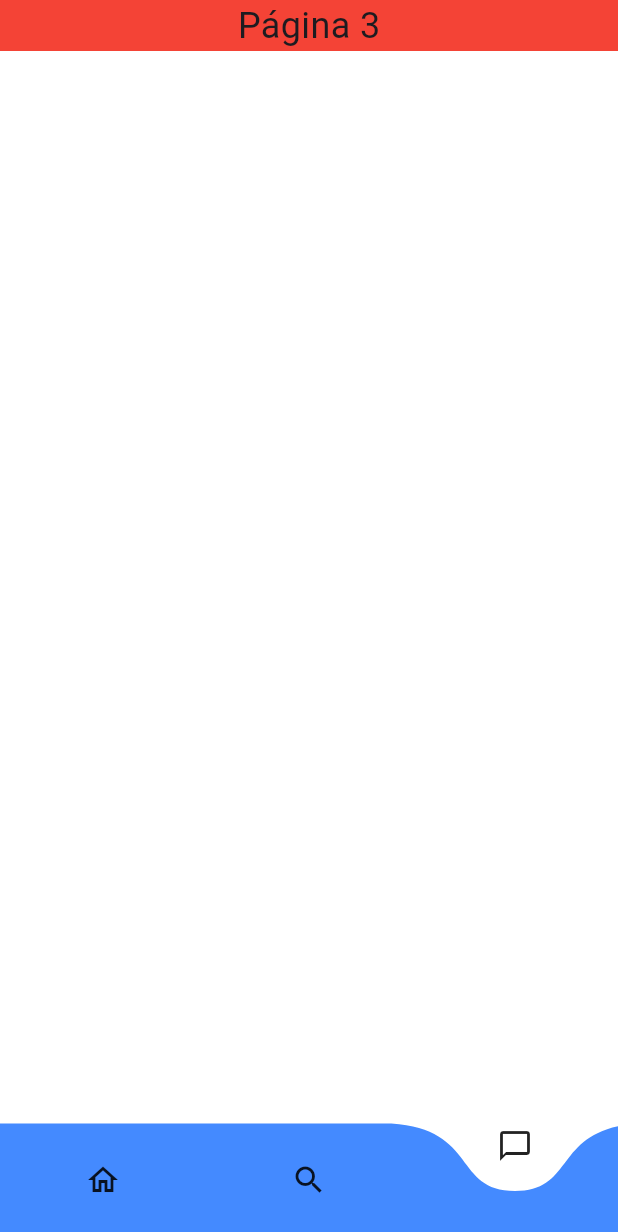
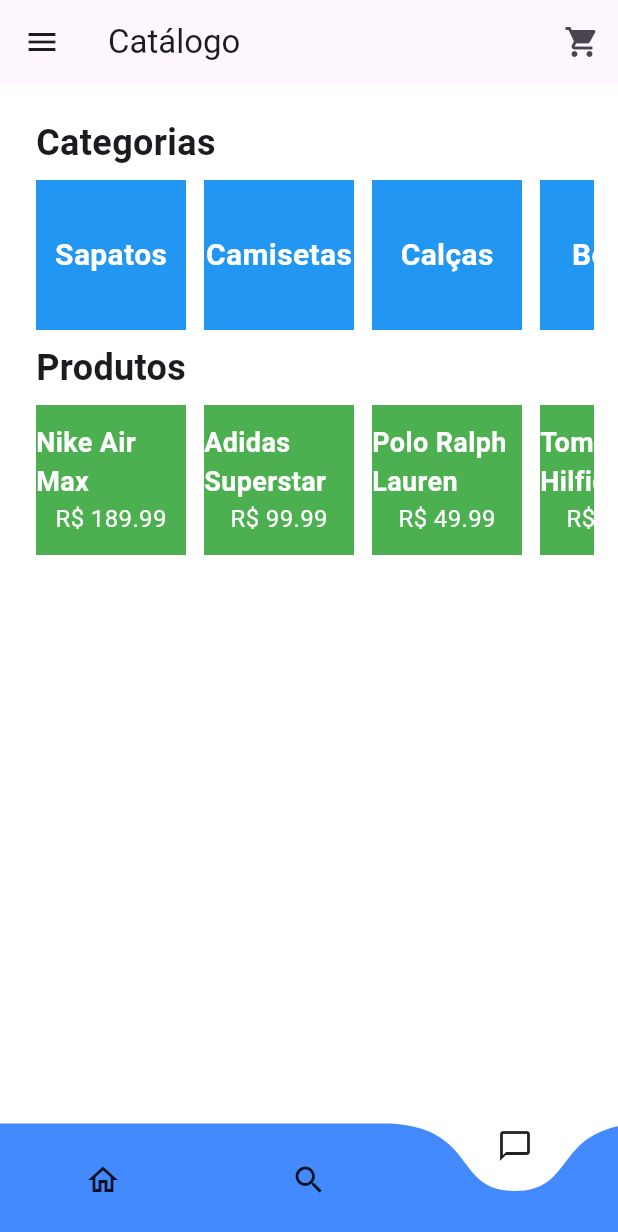
Before and after one commit to brenoramon55/catalogo, a Flutter app: the screen it shows after launch, item 3 of the bottom bar chosen, on a phone screen of 412 x 824 dp. Shown: the top 1232 px of the screen. Run offline on Flutter 3.47's test engine with Material 3 defaults, Android fonts, the phone set to English and light mode, and no system bars; drawn by our look-alikes of curved_navigation_bar.

```diff
--- a/lib/carrinho/carrinho.dart
+++ b/lib/carrinho/carrinho.dart
@@ -5,6 +5,6 @@ class Carrinho extends StatelessWidget {
 
   @override
   Widget build(BuildContext context) {
-    return MaterialApp();
+    return const MaterialApp();
   }
 }
--- a/lib/home/home.dart
+++ b/lib/home/home.dart
@@ -9,21 +9,23 @@ class Product {
   Product({
     required this.name,
     required this.description,
-    required this.price,
+    required this.price, required String category,
   });
+
+  get category => null;
 }
 
 class Home extends StatelessWidget {
   final List<Product> products;
 
-  const Home({Key? key, required this.products}) : super(key: key);
+  const Home({super.key, required this.products});
 
   @override
   Widget build(BuildContext context) {
     return MaterialApp(
       home: Scaffold(
         appBar: AppBar(
-          title: Text('Catálogo de Produtos'), // Título do AppBar
+          title: const Text('Catálogo de Produtos'), // Título do AppBar
         ),
         body: ListView.builder(
           itemCount: products.length, // Número de itens na lista
@@ -45,7 +47,7 @@ class Home extends StatelessWidget {
                   ],
                 ),
                 trailing: IconButton(
-                  icon: Icon(Icons.add_shopping_cart), // Ícone para adicionar ao carrinho (exemplo)
+                  icon: const Icon(Icons.add_shopping_cart), // Ícone para adicionar ao carrinho (exemplo)
                   onPressed: () {
                     // Adicionar a lógica para adicionar ao carrinho
                   },
--- a/lib/main.dart
+++ b/lib/main.dart
@@ -1,156 +1,167 @@
-import 'package:flutter/material.dart';
-import 'package:curved_navigation_bar/curved_navigation_bar.dart';
-import './home/home.dart';
+import 'package:flutter/material.dart'; // Importação do pacote Flutter
+import 'package:curved_navigation_bar/curved_navigation_bar.dart'; // Importação do pacote de navegação curva
+import './home/home.dart'; // Importação de um arquivo local chamado home.dart
 
+// Definição da classe Product para representar um produto
+class Product {
+  final String name; // Nome do produto
+  final String description; // Descrição do produto
+  final double price; // Preço do produto
+  final String category; // Categoria do produto
+
+  // Construtor da classe Product
+  Product({required this.name, required this.description, required this.price, required this.category});
+}
+
+// Função principal que é chamada primeiro ao executar o aplicativo
 void main() {
-  // Criando uma lista de produtos
   final List<Product> productList = [
     Product(
-      name: 'Produto 1',
-      description: 'Descrição do Produto 1',
-      price: 10.0,
+      name: 'Nike Air Max',
+      description: 'Tênis de corrida para homens',
+      price: 189.99,
+      category: 'Sapatos',
     ),
     Product(
-      name: 'Produto 2',
-      description: 'Descrição do Produto 2',
-      price: 20.0,
+      name: 'Adidas Superstar',
+      description: 'Tênis clássico para uso diário',
+      price: 99.99,
+      category: 'Sapatos',
     ),
     Product(
-      name: 'Produto 3',
-      description: 'Descrição do Produto 3',
-      price: 30.0,
+      name: 'Polo Ralph Lauren',
+      description: 'Camiseta de algodão de manga curta',
+      price: 49.99,
+      category: 'Camisetas',
     ),
     Product(
-      name: 'Produto 4',
-      description: 'Descrição do Produto 3',
-      price: 30.0,
+      name: 'Tommy Hilfiger',
+      description: 'Camiseta polo de algodão',
+      price: 69.99,
+      category: 'Camisetas',
+    ),
+    // Adicionando mais produtos
+    Product(
+      name: 'Vans Old Skool',
+      description: 'Tênis de skate clássico',
+      price: 79.99,
+      category: 'Sapatos',
     ),
     Product(
-      name: 'Produto 1',
-      description: 'Descrição do Produto 1',
-      price: 10.0,
+      name: 'Levi\'s 501',
+      description: 'Calça jeans de corte reto',
+      price: 129.99,
+      category: 'Calças',
+    ),
+    // Adicionando mais categorias e produtos
+    Product(
+      name: 'New Era 9FIFTY',
+      description: 'Boné snapback com aba reta',
+      price: 29.99,
+      category: 'Bonés',
     ),
     Product(
-      name: 'Produto 2',
-      description: 'Descrição do Produto 2',
-      price: 20.0,
-    ),
-    Product(
-      name: 'Produto 3',
-      description: 'Descrição do Produto 3',
-      price: 30.0,
-    ),
-    Product(
-      name: 'Produto 4',
-      description: 'Descrição do Produto 3',
-      price: 30.0,
-    ),
-    Product(
-      name: 'Produto 1',
-      description: 'Descrição do Produto 1',
-      price: 10.0,
-    ),
-    Product(
-      name: 'Produto 2',
-      description: 'Descrição do Produto 2',
-      price: 20.0,
-    ),
-    Product(
-      name: 'Produto 3',
-      description: 'Descrição do Produto 3',
-      price: 30.0,
-    ),
-    Product(
-      name: 'Produto 4',
-      description: 'Descrição do Produto 3',
-      price: 30.0,
-    ),
-    Product(
-      name: 'Produto 1',
-      description: 'Descrição do Produto 1',
-      price: 10.0,
-    ),
-    Product(
-      name: 'Produto 2',
-      description: 'Descrição do Produto 2',
-      price: 20.0,
-    ),
-    Product(
-      name: 'Produto 3',
-      description: 'Descrição do Produto 3',
-      price: 30.0,
-    ),
-    Product(
-      name: 'Produto 4',
-      description: 'Descrição do Produto 3',
-      price: 30.0,
+      name: 'Ray-Ban Aviator',
+      description: 'Óculos de sol clássico com lentes espelhadas',
+      price: 159.99,
+      category: 'Óculos de Sol',
     ),
   ];
 
   runApp(MainApp(products: productList));
 }
 
+// Classe que representa o aplicativo principal
 class MainApp extends StatelessWidget {
-  final List<Product> products;
+  final List<Product> products; // Lista de produtos
 
-  const MainApp({Key? key, required this.products}) : super(key: key);
+  // Construtor da classe MainApp
+  const MainApp({super.key, required this.products});
 
   @override
   Widget build(BuildContext context) {
+    // Retorna um MaterialApp que é a raiz do aplicativo
     return MaterialApp(
-      home: BottomNavBar(products: products),
+      home: BottomNavBar(products: products), // Define a página inicial como BottomNavBar
     );
   }
 }
 
+// Classe que representa a barra de navegação inferior
 class BottomNavBar extends StatefulWidget {
-  final List<Product> products;
+  final List<Product> products; // Lista de produtos
 
-  BottomNavBar({Key? key, required this.products}) : super(key: key);
+  // Construtor da classe BottomNavBar
+  const BottomNavBar({super.key, required this.products});
 
   @override
-  _BottomNavBarState createState() => _BottomNavBarState();
+  // ignore: library_private_types_in_public_api
+  _BottomNavBarState createState() => _BottomNavBarState(); // Cria o estado da barra de navegação
 }
 
+// Estado da barra de navegação inferior
 class _BottomNavBarState extends State<BottomNavBar> {
-  int _page = 0;
-  late PageController _pageController;
+  int _page = 0; // Índice da página atual
+  late PageController _pageController; // Controlador de página
+
+  String _selectedCategory = ''; // Categoria selecionada
 
   @override
   void initState() {
     super.initState();
-    _pageController = PageController();
+    _pageController = PageController(); // Inicializa o controlador de página
   }
 
   @override
   Widget build(BuildContext context) {
+    // Retorna um Scaffold que contém a estrutura básica do aplicativo
     return Scaffold(
-      backgroundColor: Colors.white,
+      backgroundColor: Colors.white, // Cor de fundo branca
+      appBar: AppBar(
+        title: const Text('Catálogo'), // Título da barra de aplicativos
+        leading: IconButton(
+          icon: const Icon(Icons.menu),
+          onPressed: () {
+            // Implemente ação ao pressionar o ícone do lado esquerdo aqui
+          },
+        ),
+        actions: [
+          IconButton(
+            icon: const Icon(Icons.shopping_cart),
+            onPressed: () {
+              // Implemente ação ao pressionar o ícone do lado direito aqui
+            },
+          ),
+        ],
+      ),
+      // Barra de navegação curva na parte inferior da tela
       bottomNavigationBar: CurvedNavigationBar(
-        index: _page,
-        items: [
+        index: _page, // Índice da página atual
+        items: const [
           Icon(Icons.home_outlined),
           Icon(Icons.search),
           Icon(Icons.chat_bubble_outline),
         ],
-        color: Colors.blueAccent,
-        buttonBackgroundColor: Colors.white,
-        backgroundColor: Colors.white,
-        animationCurve: Curves.easeInOut,
-        animationDuration: Duration(milliseconds: 600),
+        color: Colors.blueAccent, // Cor de fundo da barra de navegação
+        buttonBackgroundColor: Colors.white, // Cor do botão da barra de navegação
+        backgroundColor: Colors.white, // Cor de fundo da barra de navegação
+        animationCurve: Curves.easeInOut, // Curva de animação
+        animationDuration: const Duration(milliseconds: 600), // Duração da animação
         onTap: (index) {
           setState(() {
-            _page = index;
-            _pageController.animateToPage(index, duration: Duration(milliseconds: 300), curve: Curves.ease);
+            _page = index; // Atualiza o índice da página ao clicar em um item da barra de navegação
+            _pageController.animateToPage(index,
+                duration: const Duration(milliseconds: 300), curve: Curves.ease);
           });
         },
         letIndexChange: (index) => true,
       ),
+      // Menu lateral do aplicativo
       drawer: Drawer(
         child: ListView(
           padding: EdgeInsets.zero,
           children: <Widget>[
-            DrawerHeader(
+            const DrawerHeader(
               decoration: BoxDecoration(
                 color: Colors.blue,
               ),
@@ -163,15 +174,15 @@ class _BottomNavBarState extends State<BottomNavBar> {
               ),
             ),
             ListTile(
-              leading: Icon(Icons.home),
-              title: Text('Home'),
+              leading: const Icon(Icons.home),
+              title: const Text('Home'),
               onTap: () {
                 // Adicione a funcionalidade para navegar para a tela inicial aqui
               },
             ),
             ListTile(
-              leading: Icon(Icons.settings),
-              title: Text('Settings'),
+              leading: const Icon(Icons.settings),
+              title: const Text('Settings'),
               onTap: () {
                 // Adicione a funcionalidade para navegar para a tela de configurações aqui
               },
@@ -179,111 +190,184 @@ class _BottomNavBarState extends State<BottomNavBar> {
           ],
         ),
       ),
-      body: PageView(
-  controller: _pageController,
+      // Corpo do aplicativo
+      body: Padding(
+        padding: const EdgeInsets.symmetric(horizontal: 16.0, vertical: 14.0),
+        child: PageView(
+          controller: _pageController, // Controlador de página para navegar entre páginas
           onPageChanged: (index) {
             setState(() {
-      _page = index;
+              _page = index; // Atualiza o índice da página quando a página é alterada
             });
           },
           children: [
-    ListView(
+            _buildCategoryPage(), // Página de categorias
+            // Remova _buildProductsDetalhe() daqui
+          ],
+        ),
+      ),
+    );
+  }
+
+  // Constrói a página de categorias e produtos
+ Widget _buildCategoryPage() {
+  // Filtrando os produtos com base na categoria selecionada
+  final filteredProducts = _selectedCategory.isEmpty
+      ? widget.products
+      : widget.products.where((product) => product.category == _selectedCategory).toList();
+
+  return ListView(
     children: [
-        Column(
-          crossAxisAlignment: CrossAxisAlignment.start,
-          children: [
-            Padding(
-              padding: const EdgeInsets.all(8.0),
+      const Padding(
+        padding: EdgeInsets.all(8.0),
         child: Text(
-                'Título 1',
+          'Categorias',
           style: TextStyle(fontSize: 24, fontWeight: FontWeight.bold),
         ),
       ),
-            Container(
+      SizedBox(
         height: 100,
         child: ListView(
+          padding: const EdgeInsets.symmetric(horizontal: 8.0),
           scrollDirection: Axis.horizontal,
           children: [
-                  _buildCard(),
-                  SizedBox(width: 12),
-                  _buildCard(),
-                  SizedBox(width: 12),
-                  _buildCard(),
-                  SizedBox(width: 12),
+            for (var category in _getCategories()) ...[
+              _buildCategoryCard(category),
+              const SizedBox(width: 12), // Espaçamento entre os cards
+            ],
           ],
         ),
       ),
-            Padding(
-              padding: const EdgeInsets.all(8.0),
+      const Padding(
+        padding: EdgeInsets.all(8.0),
         child: Text(
-                'Título 2',
+          'Produtos',
           style: TextStyle(fontSize: 24, fontWeight: FontWeight.bold),
         ),
       ),
-            Container(
+      SizedBox(
         height: 100,
         child: ListView(
+          padding: const EdgeInsets.symmetric(horizontal: 8.0),
           scrollDirection: Axis.horizontal,
           children: [
-                  _buildCard(),
-                  SizedBox(width: 100),
-                  _buildCard(),
-                  SizedBox(width: 12),
-                  _buildCard(),
-                  SizedBox(width: 12),
+            for (var product in filteredProducts) ...[
+              _buildProductCard(product),
+              const SizedBox(width: 12), // Espaçamento entre os cards
+            ],
           ],
         ),
       ),
     ],
+  );
+}
+
+  // Constrói o cartão de produto
+  Widget _buildProductCard(Product product) {
+    return GestureDetector(
+      onTap: () {
+        // Implemente a navegação para a página de detalhes do produto aqui
+        Navigator.push(
+          context,
+          MaterialPageRoute(
+            builder: (context) => _buildProductsDetalhe(product),
+          ),
+        );
+      },
+      child: Container(
+        width: 100,
+        height: 100,
+        color: Colors.green,
+        child: Column(
+          mainAxisAlignment: MainAxisAlignment.center,
+          children: [
+            Text(
+              product.name,
+              style: const TextStyle(fontSize: 18, fontWeight: FontWeight.bold, color: Colors.white),
+            ),
+            Text(
+              'R\$ ${product.price.toStringAsFixed(2)}',
+              style: const TextStyle(fontSize: 16, color: Colors.white),
             ),
           ],
         ),
-    ListView(
+      ),
+    );
+  }
+
+  // Constrói a página de detalhes do produto
+Widget _buildProductsDetalhe(Product product) {
+  // Aqui você pode construir a página de detalhes do produto usando as informações do produto passadas como parâmetro
+  // Por exemplo:
+  return Scaffold(
+    appBar: AppBar(
+      title: const Text('Detalhes do Produto'),
+    ),
+    body: Center(
+      child: Column(
+        mainAxisAlignment: MainAxisAlignment.center,
         children: [
-        Container(
-          color: Colors.green,
+          Text(
+            'Nome: ${product.name}',
+            style: const TextStyle(fontSize: 24),
+          ),
+          Text(
+            'Descrição: ${product.description}',
+            style: const TextStyle(fontSize: 18),
+          ),
+          Text(
+            'Preço: R\$ ${product.price.toStringAsFixed(2)}',
+            style: const TextStyle(fontSize: 18),
+          ),
+          Text(
+            'Categoria: ${product.category}',
+            style: const TextStyle(fontSize: 18),
+          ),
+        ],
+      ),
+    ),
+  );
+}
+
+  // Constrói o cartão de categoria
+  Widget _buildCategoryCard(String category) {
+    return GestureDetector(
+      onTap: () {
+        setState(() {
+          // Atualizando a categoria selecionada
+          _selectedCategory = category;
+        });
+        print('Categoria $category clicada!');
+      },
+      child: Container(
+        width: 100,
+        height: 100,
+        color: Colors.blue,
         child: Center(
           child: Text(
-              'Página 2',
-              style: TextStyle(fontSize: 24),
+            category,
+            style: const TextStyle(fontSize: 20, fontWeight: FontWeight.bold, color: Colors.white),
           ),
         ),
       ),
-      ],
-    ),
-    ListView(
-      children: [
-        Container(
-          color: Colors.red,
-          child: Center(
-            child: Text(
-              'Página 3',
-              style: TextStyle(fontSize: 24),
-            ),
-          ),
-        ),
-      ],
-    ),
-  ],
-),
-
     );
   }
 
- Widget _buildCard() => Container(
-  width: 200, // Defina a largura igual à altura para fazer o card quadrado
-  height: 200,
-  color: Colors.red,
-  child: Image.network(
-    "https://imgnike-a.akamaihd.net/360x360/027285ID.jpg",
-    fit: BoxFit.cover,
-  ),
-);
+  // Obtém a lista de categorias a partir da lista de produtos
+  List<String> _getCategories() {
+    List<String> categories = [];
+    for (var product in widget.products) {
+      if (!categories.contains(product.category)) {
+        categories.add(product.category);
+      }
+    }
+    return categories;
+  }
 
-
+  // Método de descarte para liberar recursos quando o widget é removido da árvore de widgets
   @override
   void dispose() {
-    _pageController.dispose();
+    _pageController.dispose(); // Libera o controlador de página
     super.dispose();
   }
 }
```
Lines whose indentation alone changed are shown as unchanged.
